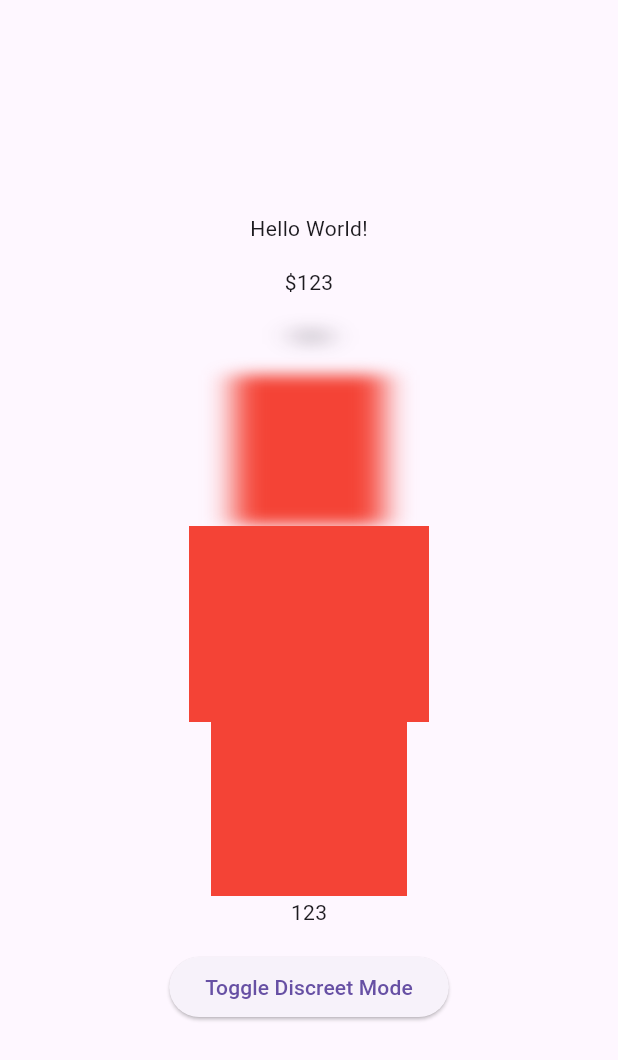
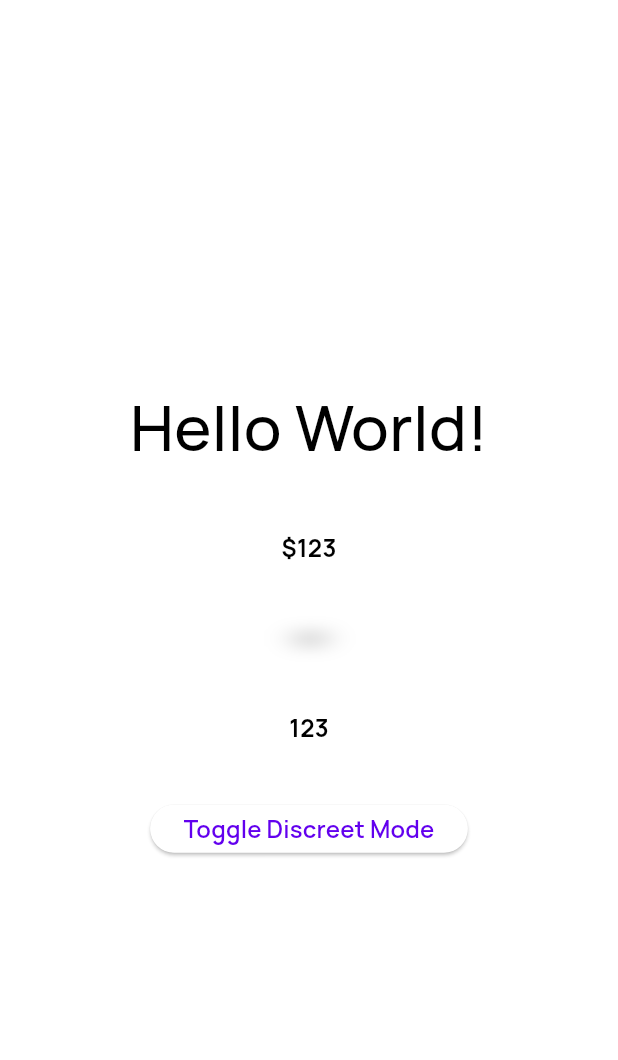
Before and after one commit to AlexDochioiu/flutter-wasm-chrome-extension-bug, a Flutter app: the screen it shows after launch, after a tap on "Toggle Discreet Mode", on a phone screen of 412 x 824 dp. Shown: the top 1060 px of the screen. Run offline on Flutter 3.47's test engine with Material 3 defaults, Android fonts, the phone set to English and light mode, and no system bars.

```diff
--- a/lib/main.dart
+++ b/lib/main.dart
@@ -1,12 +1,8 @@
 // ignore_for_file: avoid_print
-
-import 'dart:ui';
 
 import 'package:flutter/material.dart';
 import 'package:wasm_bug_report/animated_blur.dart';
-
-const kFontFamily = "Manrope";
-const kFontFamilyFallback = [".SF UI Text", ".SF UI Display", "Roboto", "Arial"];
+import 'package:wasm_bug_report/theme.dart';
 
 void main() {
   const isRunningWithWasm1 = bool.fromEnvironment("dart.tool.dart2wasm");
@@ -28,81 +24,75 @@ class MainApp extends StatefulWidget {
 class _MainAppState extends State<MainApp> {
   bool discreetModeEnabled = true;
 
-  final theme = ThemeData(
-    fontFamily: kFontFamily,
-    fontFamilyFallback: kFontFamilyFallback,
+  @override
+  Widget build(BuildContext context) {
+    return MaterialApp(
+      theme: kAppLightTheme,
+      home: MainAppWidget(
+        discreetModeEnabled: discreetModeEnabled,
+        onDiscreetModeToggle: () {
+          setState(() {
+            discreetModeEnabled = !discreetModeEnabled;
+          });
+        },
+      ),
     );
+  }
+}
+
+class MainAppWidget extends StatelessWidget {
+  final bool discreetModeEnabled;
+  final void Function() onDiscreetModeToggle;
+  const MainAppWidget({
+    super.key,
+    required this.discreetModeEnabled,
+    required this.onDiscreetModeToggle,
+  });
 
   @override
   Widget build(BuildContext context) {
-    return MaterialApp(
-      theme: theme,
-      home: Scaffold(
+    final theme = Theme.of(context);
+    return Scaffold(
       body: Center(
         child: Column(
           mainAxisAlignment: MainAxisAlignment.center,
           crossAxisAlignment: CrossAxisAlignment.center,
           mainAxisSize: MainAxisSize.min,
-            spacing: 16,
+          spacing: 40,
           children: [
-              Text('Hello World!'),
+            Text(
+              'Hello World!',
+              style: theme.textTheme.displayLarge,
+            ),
             DiscreetWidget(
               discreetModeEnabled: discreetModeEnabled,
-                child: Text('\$123'),
+              child: Text(
+                '\$123',
+                style: theme.textTheme.titleMedium,
+              ),
             ),
             Blurred(
               sigmaX: 10,
               sigmaY: 5,
               tileMode: TileMode.decal,
-                child: Text('123'),
-              ),
-              Blurred(
-                sigmaX: 10,
-                sigmaY: 5,
-                tileMode: TileMode.decal,
-                child: Container(
-                  width: 100,
-                  height: 100,
-                  color: Colors.red,
+              child: Text(
+                '123',
+                style: theme.textTheme.bodyMedium,
               ),
             ),
-              ImageFiltered(
-                imageFilter: ImageFilter.blur(
-                  sigmaX: 10,
-                  sigmaY: 5,
-                  tileMode: TileMode.clamp,
-                ),
-                child: Container(
-                  width: 100,
-                  height: 100,
-                  color: Colors.red,
+            Flexible(
+              child: Text(
+                '123',
+                style: theme.textTheme.titleMedium,
               ),
             ),
-              ImageFiltered(
-                imageFilter: ImageFilter.blur(
-                  sigmaX: 5,
-                  sigmaY: 5,
-                  tileMode: TileMode.clamp,
-                ),
-                child: Container(
-                  width: 100,
-                  height: 100,
-                  color: Colors.red,
-                ),
-              ),
-              Text('123'),
             ElevatedButton(
-                onPressed: () {
-                  setState(() {
-                    discreetModeEnabled = !discreetModeEnabled;
-                  });
-                },
+              onPressed: onDiscreetModeToggle,
               child: Text('Toggle Discreet Mode'),
             ),
           ],
         ),
       ),
-      ),
     );
   }
 }
--- /dev/null
+++ b/lib/text_theme.dart
@@ -0,0 +1,120 @@
+import "package:flutter/material.dart";
+
+const kFontFamily = "Manrope";
+const kFontFamilyFallback = [".SF UI Text", ".SF UI Display", "Roboto", "Arial"];
+const _kFontHeight = 1.4;
+
+class AppTextTheme {
+  const AppTextTheme._();
+
+  static TextTheme getTextTheme({required bool isLight}) {
+    return TextTheme(
+      displayLarge: TextStyle(
+        fontSize: 42,
+        height: _kFontHeight,
+        fontWeight: FontWeight.w500,
+        letterSpacing: 0.2,
+        color: isLight ? Colors.black : Colors.white,
+        // fontStyle: FontStyle.italic,
+      ),
+      displayMedium: TextStyle(
+        fontSize: 36,
+        height: _kFontHeight,
+        fontWeight: FontWeight.w700,
+        letterSpacing: 0.2,
+        color: isLight ? Colors.black : Colors.white,
+      ),
+      displaySmall: TextStyle(
+        fontSize: 30,
+        height: _kFontHeight,
+        fontWeight: FontWeight.w600,
+        letterSpacing: 0.2,
+        color: isLight ? Colors.black : Colors.white,
+      ),
+      headlineLarge: TextStyle(
+        fontSize: 28,
+        height: _kFontHeight,
+        fontWeight: FontWeight.w700,
+        letterSpacing: 0.2,
+        color: isLight ? Colors.black : Colors.white,
+      ),
+      headlineMedium: TextStyle(
+        fontSize: 24,
+        height: _kFontHeight,
+        fontWeight: FontWeight.w600,
+        letterSpacing: 0.2,
+        color: isLight ? Colors.black : Colors.white,
+      ),
+      headlineSmall: TextStyle(
+        fontSize: 22,
+        height: _kFontHeight,
+        fontWeight: FontWeight.w600,
+        letterSpacing: 0.25,
+        color: isLight ? Colors.black : Colors.white,
+      ),
+      titleLarge: TextStyle(
+        fontSize: 20,
+        height: _kFontHeight,
+        fontWeight: FontWeight.w700,
+        letterSpacing: 0.25,
+        color: isLight ? Colors.black : Colors.white,
+      ),
+      titleMedium: TextStyle(
+        fontSize: 16,
+        height: _kFontHeight,
+        fontWeight: FontWeight.w700,
+        letterSpacing: 0.25,
+        color: isLight ? Colors.black : Colors.white,
+      ),
+      titleSmall: TextStyle(
+        fontSize: 14,
+        height: _kFontHeight,
+        fontWeight: FontWeight.w700,
+        letterSpacing: 0.25,
+        color: isLight ? Colors.black : Colors.white,
+      ),
+      labelLarge: TextStyle(
+        fontSize: 16,
+        height: _kFontHeight,
+        fontWeight: FontWeight.w600,
+        letterSpacing: 0.1,
+        color: isLight ? Colors.black : Colors.white,
+      ),
+      labelMedium: TextStyle(
+        fontSize: 14,
+        height: _kFontHeight,
+        fontWeight: FontWeight.w600,
+        letterSpacing: 0.1,
+        color: isLight ? Colors.black : Colors.white,
+      ),
+      labelSmall: TextStyle(
+        fontSize: 12,
+        height: _kFontHeight,
+        fontWeight: FontWeight.w600,
+        letterSpacing: 0.1,
+        color: isLight ? Colors.black : Colors.white,
+      ),
+      bodyLarge: TextStyle(
+        fontSize: 14,
+        height: _kFontHeight,
+        fontWeight: FontWeight.w500,
+        letterSpacing: 0.5,
+        color: isLight ? Colors.black : Colors.white,
+      ),
+      bodyMedium: TextStyle(
+        fontSize: 13,
+        height: _kFontHeight,
+        fontWeight: FontWeight.w400,
+        letterSpacing: 0.6,
+        color: isLight ? Colors.black : Colors.white,
+      ),
+      bodySmall: TextStyle(
+        fontSize: 11,
+        height: _kFontHeight,
+        fontWeight: FontWeight.w400,
+        letterSpacing: 0.6,
+        color: isLight ? Colors.black : Colors.white,
+      ),
+    );
+  }
+}
--- /dev/null
+++ b/lib/theme.dart
@@ -0,0 +1,53 @@
+import 'package:flutter/material.dart';
+import 'package:flutter/services.dart';
+import 'package:wasm_bug_report/text_theme.dart';
+
+final kAppLightTheme = ThemeData(
+  pageTransitionsTheme: const PageTransitionsTheme(
+    builders: <TargetPlatform, PageTransitionsBuilder>{
+      // Set the predictive back transitions for Android.
+      // TargetPlatform.android: PredictiveBackPageTransitionsBuilder(),
+
+      // [FadeForwardsPageTransitionsBuilder] from flutter framework is broken in Flutter 3.29.0
+      // (screen going black when navigating back from a top level route such as send tx or recovery phrase page)
+      TargetPlatform.android: FadeForwardsPageTransitionsBuilder(),
+      TargetPlatform.iOS: CupertinoPageTransitionsBuilder(),
+      TargetPlatform.macOS: CupertinoPageTransitionsBuilder(),
+    },
+  ),
+  // ignore: deprecated_member_use
+  progressIndicatorTheme: const ProgressIndicatorThemeData(year2023: true),
+  fontFamily: kFontFamily,
+  fontFamilyFallback: kFontFamilyFallback,
+  materialTapTargetSize: MaterialTapTargetSize.shrinkWrap,
+  visualDensity: VisualDensity.compact,
+  splashFactory: InkRipple.splashFactory,
+  textTheme: AppTextTheme.getTextTheme(isLight: true),
+  useMaterial3: true,
+  applyElevationOverlayColor: false,
+  colorScheme: ColorScheme.light(),
+  shadowColor: Colors.black,
+  iconTheme: const IconThemeData(color: Colors.black),
+  appBarTheme: const AppBarTheme(
+    backgroundColor: Color(0xFFFFFFFF),
+    actionsIconTheme: IconThemeData(color: Colors.black),
+    titleTextStyle: TextStyle(
+      fontSize: 17,
+      fontWeight: FontWeight.w600,
+      color: Colors.black,
+      fontFamily: kFontFamily,
+      fontFamilyFallback: kFontFamilyFallback,
+    ),
+    systemOverlayStyle: SystemUiOverlayStyle.dark,
+  ),
+  cardTheme: CardThemeData(
+    margin: EdgeInsets.zero,
+    color: const Color(0xFFFAFAFa),
+    surfaceTintColor: const Color(0xFFFFFFFF),
+    shape: RoundedRectangleBorder(borderRadius: BorderRadius.circular(10)),
+  ),
+  navigationBarTheme: NavigationBarThemeData(
+    indicatorColor: Colors.black,
+  ),
+  typography: Typography.material2021(platform: TargetPlatform.android),
+);
```
Also changed, not shown: pubspec.yaml (+38 -38 lines), pubspec.lock, 1 other file. Lines whose indentation alone changed are shown as unchanged.
